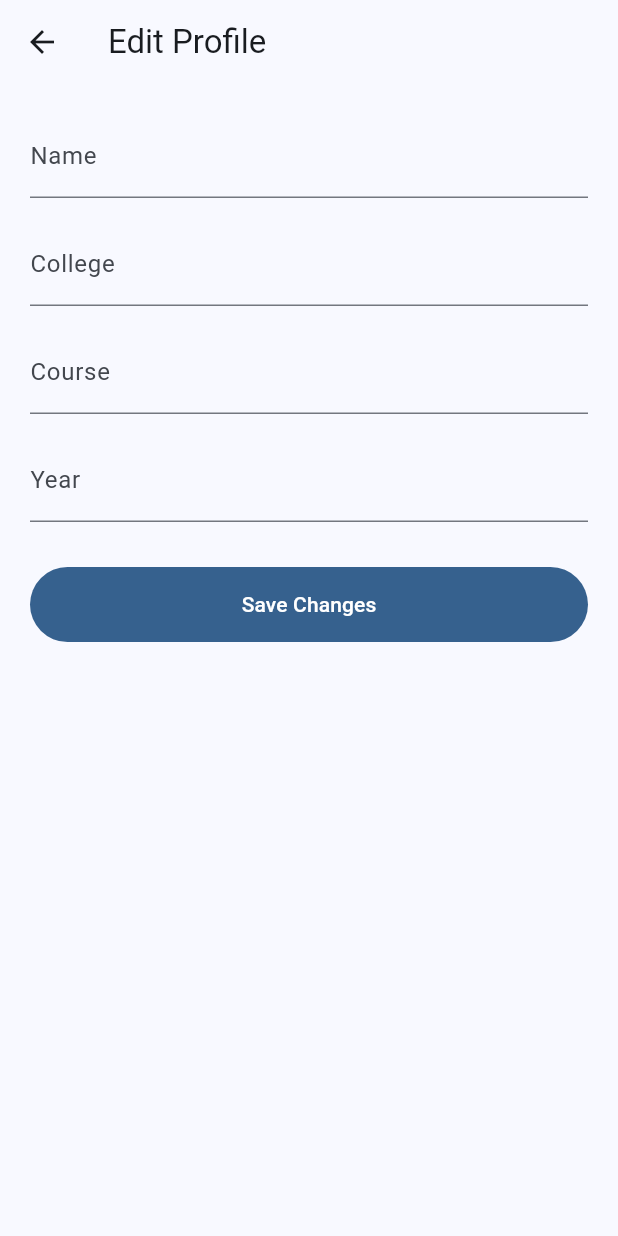
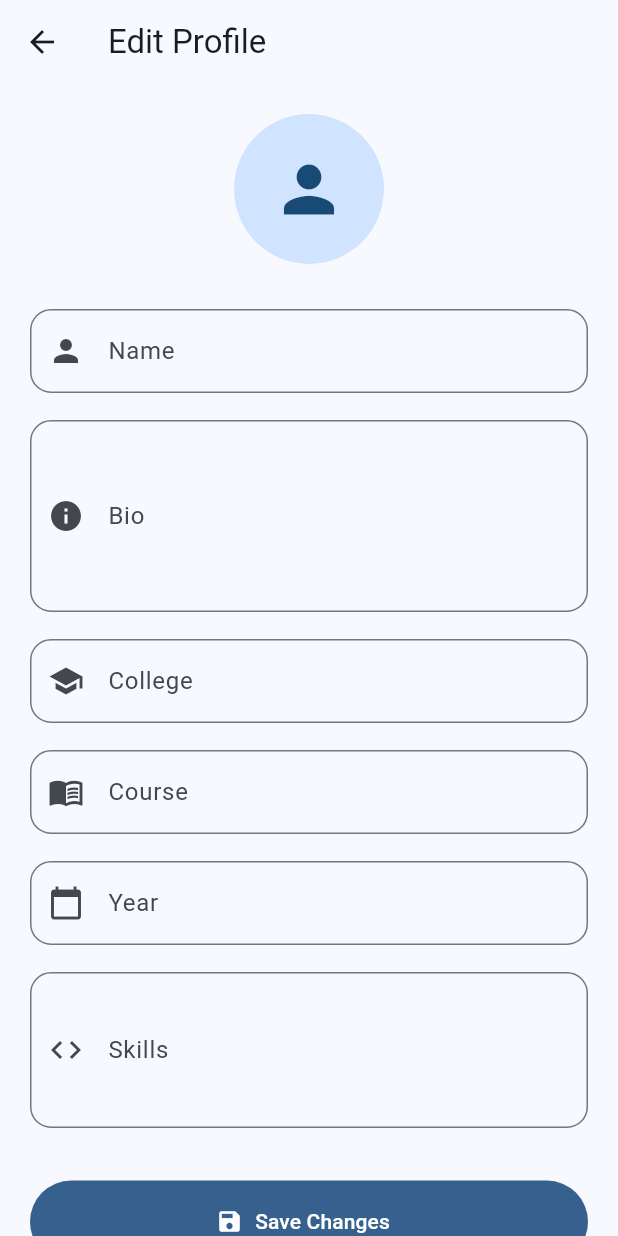
Before and after one commit to parthkumar0607-ux/campus_connect, a Flutter app: the EditProfileScreen screen opened directly with empty values, on a phone screen of 412 x 824 dp. Run offline on Flutter 3.47's test engine with Material 3 defaults, Android fonts, the phone set to English and light mode, and no system bars; our stand-ins replace dio, flutter_secure_storage; accounts and stored records are empty.

Commit message:
Prepare profile module for UI redesign

```diff
--- a/lib/features/profile/data/datasource/profile_remote_datasource.dart
+++ b/lib/features/profile/data/datasource/profile_remote_datasource.dart
@@ -8,7 +8,9 @@ class ProfileRemoteDataSource {
       "/users/me",
     );
 
-    return UserModel.fromJson(response.data);
+    return UserModel.fromJson(
+      response.data,
+    );
   }
 
   Future<UserModel> updateProfile({
@@ -16,6 +18,8 @@ class ProfileRemoteDataSource {
     required String college,
     required String course,
     required String year,
+    required String bio,
+    required String skills,
   }) async {
     final response = await ApiClient.dio.put(
       "/users/me",
@@ -24,9 +28,13 @@ class ProfileRemoteDataSource {
         "college": college,
         "course": course,
         "year": year,
+        "bio": bio,
+        "skills": skills,
       },
     );
 
-    return UserModel.fromJson(response.data);
+    return UserModel.fromJson(
+      response.data,
+    );
   }
 }
--- a/lib/features/profile/data/models/user_model.dart
+++ b/lib/features/profile/data/models/user_model.dart
@@ -5,6 +5,9 @@ class UserModel {
   final String? college;
   final String? course;
   final String? year;
+  final String? bio;
+  final String? skills;
+  final String? profileImage;
 
   UserModel({
     required this.id,
@@ -13,6 +16,9 @@ class UserModel {
     this.college,
     this.course,
     this.year,
+    this.bio,
+    this.skills,
+    this.profileImage,
   });
 
   factory UserModel.fromJson(
@@ -25,6 +31,20 @@ class UserModel {
       college: json["college"],
       course: json["course"],
       year: json["year"],
+      bio: json["bio"],
+      skills: json["skills"],
+      profileImage: json["profile_image"],
     );
   }
+
+  Map<String, dynamic> toJson() {
+    return {
+      "name": name,
+      "college": college,
+      "course": course,
+      "year": year,
+      "bio": bio,
+      "skills": skills,
+    };
+  }
 }
--- a/lib/features/profile/data/repositories/profile_repository.dart
+++ b/lib/features/profile/data/repositories/profile_repository.dart
@@ -6,7 +6,7 @@ class ProfileRepository {
       ProfileRemoteDataSource();
 
   Future<UserModel> getProfile() async {
-    return await remoteDataSource.getProfile();
+    return remoteDataSource.getProfile();
   }
 
   Future<UserModel> updateProfile({
@@ -14,12 +14,16 @@ class ProfileRepository {
     required String college,
     required String course,
     required String year,
+    required String bio,
+    required String skills,
   }) async {
-    return await remoteDataSource.updateProfile(
+    return remoteDataSource.updateProfile(
       name: name,
       college: college,
       course: course,
       year: year,
+      bio: bio,
+      skills: skills,
     );
   }
 }
--- a/lib/features/profile/presentation/screens/edit_profile_screen.dart
+++ b/lib/features/profile/presentation/screens/edit_profile_screen.dart
@@ -18,12 +18,26 @@ class EditProfileScreen extends StatefulWidget {
 
 class _EditProfileScreenState
     extends State<EditProfileScreen> {
-  final ProfileRepository repository = ProfileRepository();
+  final ProfileRepository repository =
+      ProfileRepository();
 
-  late final TextEditingController nameController;
-  late final TextEditingController collegeController;
-  late final TextEditingController courseController;
-  late final TextEditingController yearController;
+  late final TextEditingController
+      nameController;
+
+  late final TextEditingController
+      collegeController;
+
+  late final TextEditingController
+      courseController;
+
+  late final TextEditingController
+      yearController;
+
+  late final TextEditingController
+      bioController;
+
+  late final TextEditingController
+      skillsController;
 
   bool isLoading = false;
 
@@ -31,20 +45,38 @@ class _EditProfileScreenState
   void initState() {
     super.initState();
 
-    nameController = TextEditingController(
+    nameController =
+        TextEditingController(
       text: widget.user.name,
     );
 
-    collegeController = TextEditingController(
-      text: widget.user.college ?? "",
+    collegeController =
+        TextEditingController(
+      text:
+          widget.user.college ?? "",
     );
 
-    courseController = TextEditingController(
-      text: widget.user.course ?? "",
+    courseController =
+        TextEditingController(
+      text:
+          widget.user.course ?? "",
     );
 
-    yearController = TextEditingController(
-      text: widget.user.year ?? "",
+    yearController =
+        TextEditingController(
+      text:
+          widget.user.year ?? "",
+    );
+
+    bioController =
+        TextEditingController(
+      text: widget.user.bio ?? "",
+    );
+
+    skillsController =
+        TextEditingController(
+      text:
+          widget.user.skills ?? "",
     );
   }
 
@@ -54,6 +86,8 @@ class _EditProfileScreenState
     collegeController.dispose();
     courseController.dispose();
     yearController.dispose();
+    bioController.dispose();
+    skillsController.dispose();
     super.dispose();
   }
 
@@ -64,17 +98,31 @@ class _EditProfileScreenState
 
     try {
       await repository.updateProfile(
-        name: nameController.text.trim(),
-        college: collegeController.text.trim(),
-        course: courseController.text.trim(),
-        year: yearController.text.trim(),
+        name:
+            nameController.text.trim(),
+        college:
+            collegeController.text
+                .trim(),
+        course:
+            courseController.text
+                .trim(),
+        year:
+            yearController.text
+                .trim(),
+        bio: bioController.text.trim(),
+        skills:
+            skillsController.text
+                .trim(),
       );
 
       if (!mounted) return;
 
-      ScaffoldMessenger.of(context).showSnackBar(
+      ScaffoldMessenger.of(context)
+          .showSnackBar(
         const SnackBar(
-          content: Text("Profile updated successfully"),
+          content: Text(
+            "Profile updated successfully 🎉",
+          ),
         ),
       );
 
@@ -82,66 +130,151 @@ class _EditProfileScreenState
     } catch (e) {
       if (!mounted) return;
 
-      ScaffoldMessenger.of(context).showSnackBar(
+      ScaffoldMessenger.of(context)
+          .showSnackBar(
         SnackBar(
-          content: Text(e.toString()),
+          content: Text(
+            e.toString(),
+          ),
         ),
       );
-    }
-
-    if (mounted) {
-      setState(() {
-        isLoading = false;
-      });
+    } finally {
+      if (mounted) {
+        setState(() {
+          isLoading = false;
+        });
+      }
     }
   }
 
+  InputDecoration decoration(
+    String label,
+    IconData icon,
+  ) {
+    return InputDecoration(
+      labelText: label,
+      prefixIcon: Icon(icon),
+      border: OutlineInputBorder(
+        borderRadius:
+            BorderRadius.circular(14),
+      ),
+    );
+  }
+
   @override
-  Widget build(BuildContext context) {
+  Widget build(
+    BuildContext context,
+  ) {
     return Scaffold(
       appBar: AppBar(
-        title: const Text("Edit Profile"),
+        title: const Text(
+          "Edit Profile",
+        ),
       ),
-      body: Padding(
-        padding: const EdgeInsets.all(20),
-        child: ListView(
+      body: SingleChildScrollView(
+        padding:
+            const EdgeInsets.all(20),
+        child: Column(
           children: [
-            TextField(
-              controller: nameController,
-              decoration: const InputDecoration(
-                labelText: "Name",
+            const CircleAvatar(
+              radius: 50,
+              child: Icon(
+                Icons.person,
+                size: 50,
               ),
             ),
-            const SizedBox(height: 16),
+
+            const SizedBox(height: 30),
+
             TextField(
-              controller: collegeController,
-              decoration: const InputDecoration(
-                labelText: "College",
+              controller:
+                  nameController,
+              decoration: decoration(
+                "Name",
+                Icons.person,
               ),
             ),
-            const SizedBox(height: 16),
+
+            const SizedBox(height: 18),
+
+            TextField(
+              controller:
+                  bioController,
+              maxLines: 4,
+              decoration: decoration(
+                "Bio",
+                Icons.info,
+              ),
+            ),
+
+            const SizedBox(height: 18),
+                        TextField(
+              controller: collegeController,
+              decoration: decoration(
+                "College",
+                Icons.school,
+              ),
+            ),
+
+            const SizedBox(height: 18),
+
             TextField(
               controller: courseController,
-              decoration: const InputDecoration(
-                labelText: "Course",
+              decoration: decoration(
+                "Course",
+                Icons.menu_book,
               ),
             ),
-            const SizedBox(height: 16),
+
+            const SizedBox(height: 18),
+
             TextField(
               controller: yearController,
-              decoration: const InputDecoration(
-                labelText: "Year",
+              decoration: decoration(
+                "Year",
+                Icons.calendar_today,
               ),
             ),
-            const SizedBox(height: 30),
+
+            const SizedBox(height: 18),
+
+            TextField(
+              controller: skillsController,
+              maxLines: 3,
+              decoration: decoration(
+                "Skills",
+                Icons.code,
+              ),
+            ),
+
+            const SizedBox(height: 35),
+
             SizedBox(
               width: double.infinity,
-              height: 50,
-              child: FilledButton(
-                onPressed: isLoading ? null : saveProfile,
-                child: isLoading
-                    ? const CircularProgressIndicator()
-                    : const Text("Save Changes"),
+              height: 55,
+              child: FilledButton.icon(
+                onPressed:
+                    isLoading
+                        ? null
+                        : saveProfile,
+                icon: isLoading
+                    ? const SizedBox(
+                        width: 20,
+                        height: 20,
+                        child:
+                            CircularProgressIndicator(
+                          strokeWidth: 2,
+                          color: Colors.white,
+                        ),
+                      )
+                    : const Icon(
+                        Icons.save,
+                      ),
+                label: Text(
+                  isLoading
+                      ? "Saving..."
+                      : "Save Changes",
+                ),
               ),
             ),
           ],
```
